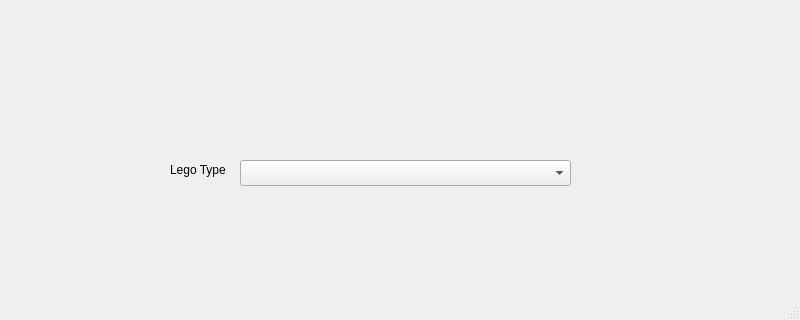
Before: the Qt Designer form takepic.ui in RhetTbull/BrickBrain, drawn with Qt 5; both pictures show x 0 to 800 and y 280 to 600 of the 800 by 600 pixel window.
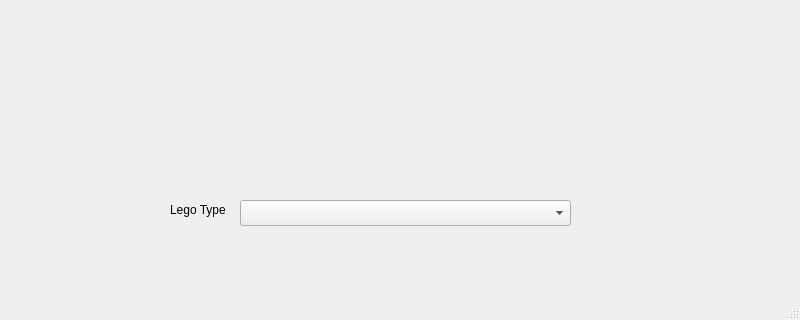
After: the same form once the commit is applied.

Commit message: takes picture, need to add code to move snapshot

```diff
--- a/takepic.ui
+++ b/takepic.ui
@@ -31,7 +31,7 @@
     <property name="geometry">
      <rect>
       <x>170</x>
-      <y>440</y>
+      <y>480</y>
       <width>71</width>
       <height>20</height>
      </rect>
@@ -57,12 +57,25 @@
     <property name="geometry">
      <rect>
       <x>240</x>
-      <y>440</y>
+      <y>480</y>
       <width>331</width>
       <height>26</height>
      </rect>
     </property>
    </widget>
+   <widget class="QLabel" name="imageLabel">
+    <property name="geometry">
+     <rect>
+      <x>210</x>
+      <y>450</y>
+      <width>561</width>
+      <height>16</height>
+     </rect>
+    </property>
+    <property name="text">
+     <string/>
+    </property>
+   </widget>
   </widget>
   <widget class="QStatusBar" name="statusbar"/>
  </widget>
```
The commit also changes 1 other file.
